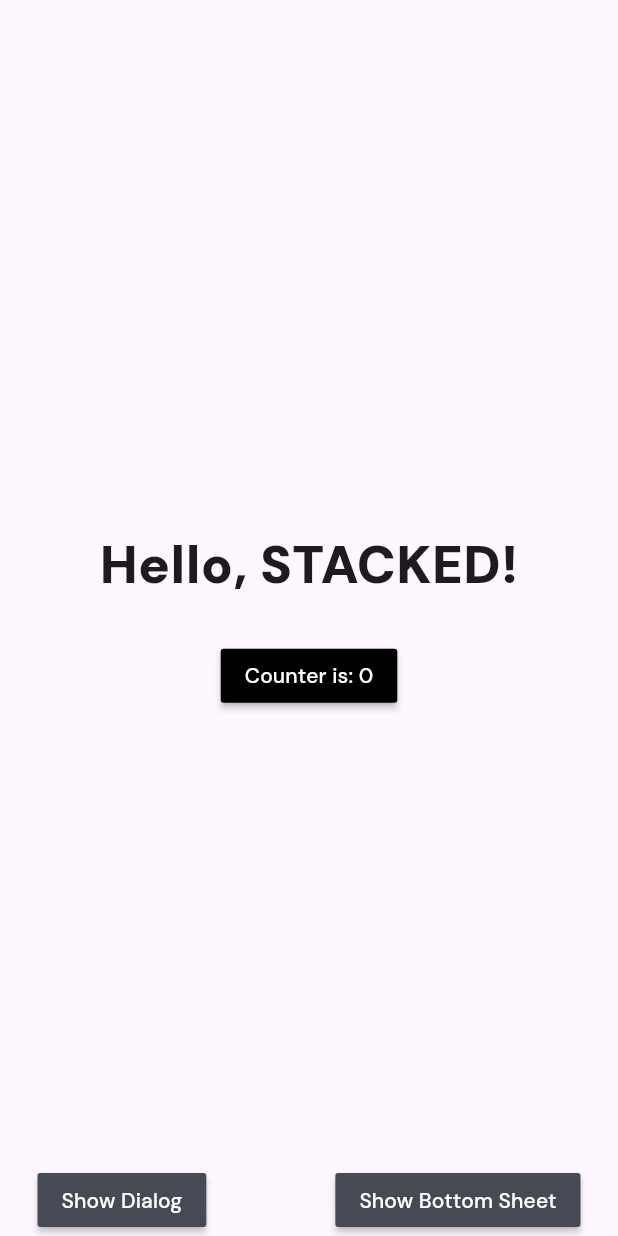
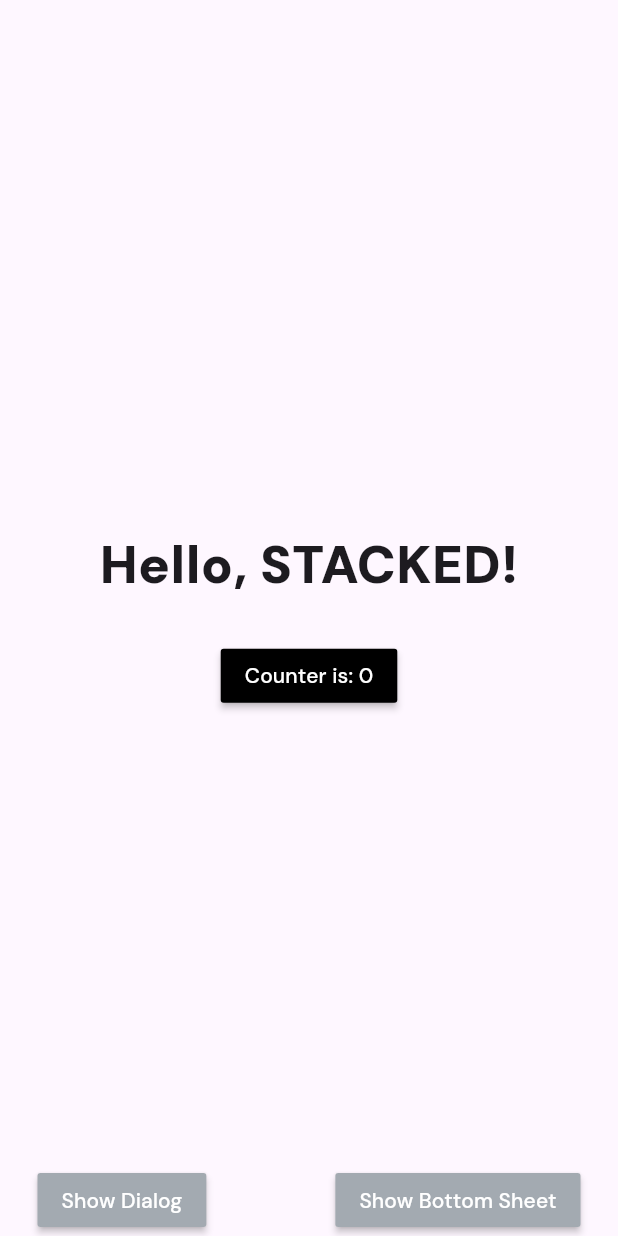
Before and after one commit to srios007/tots_test, a Flutter app: the HomeView screen opened by its route, on a phone screen of 412 x 824 dp. Run offline on Flutter 3.47's test engine with Material 3 defaults, Android fonts, the phone set to English and light mode, and no system bars; our stand-ins replace cached_network_image, dio, flutter_dotenv, get, get_storage, google_fonts and 4 more; missing offline and left inert: dio_cache_interceptor; accounts and stored records are empty.

Commit message:
[ADD] color palette

```diff
--- a/lib/ui/common/palette.dart
+++ b/lib/ui/common/palette.dart
@@ -8,7 +8,9 @@ class Palette {
   Palette._internal();
 
   static final _instance = Palette._internal();
-  static const primary = Color(0xFFE4F353);
+  static const mainColor = Color(0xFFE4F353);
   static const black = Color(0xFF0D1111);
-  static const grey = Color(0xFF474A54);
+  static const blackTitle = Color(0xFF161B14);
+  static const grey = Color(0xFFA3AAB1);
+  static const white = Color(0xFFFFFFFF);
 }
```
